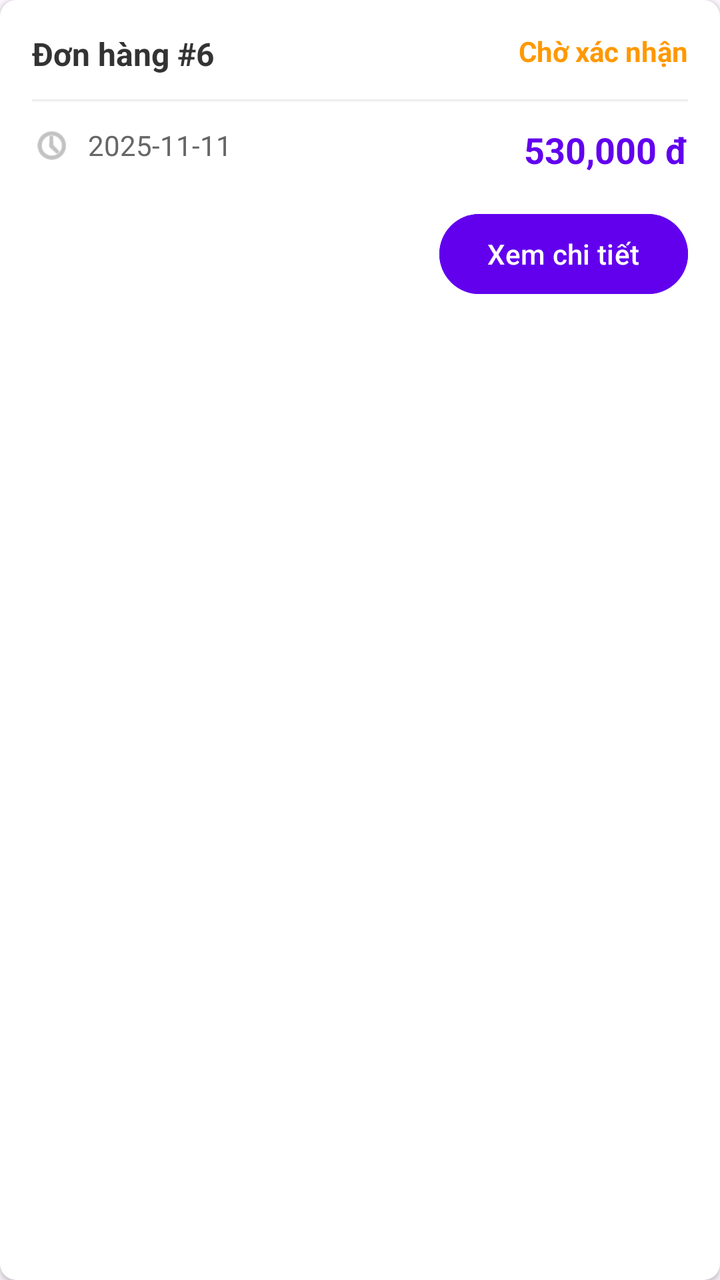
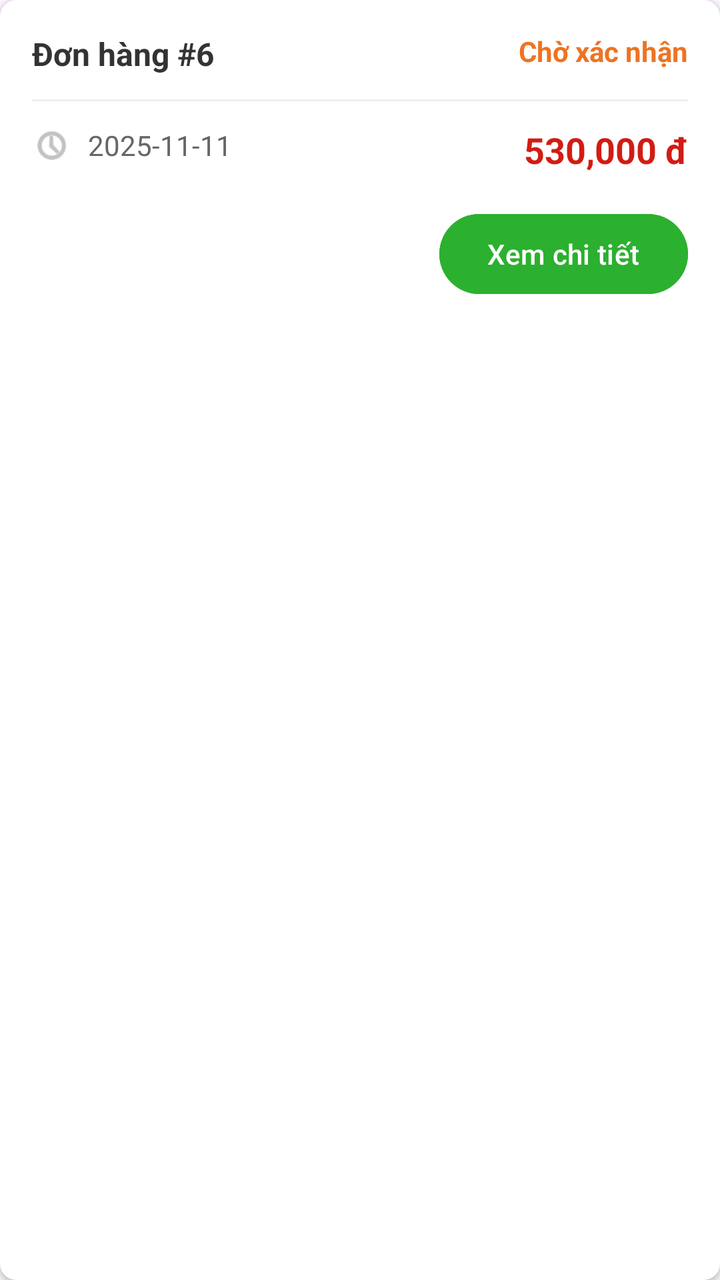

Screens rendered from an Android XML layout before and after an edit, with the pre-edit source and the edit as a unified diff.
<!-- AndroidManifest.xml: application theme Theme.BookApp -->
<!-- res/layout/item_user_order.xml -->
<?xml version="1.0" encoding="utf-8"?>
<androidx.cardview.widget.CardView xmlns:android="http://schemas.android.com/apk/res/android"
    xmlns:app="http://schemas.android.com/apk/res-auto"
    android:layout_width="match_parent"
    android:layout_height="wrap_content"
    android:layout_marginHorizontal="12dp"
    android:layout_marginVertical="6dp"
    app:cardCornerRadius="8dp"
    app:cardElevation="2dp">

    <LinearLayout
        android:layout_width="match_parent"
        android:layout_height="wrap_content"
        android:orientation="vertical"
        android:padding="16dp">

        <RelativeLayout
            android:layout_width="match_parent"
            android:layout_height="wrap_content">

            <TextView
                android:id="@+id/tvOrderId"
                android:layout_width="wrap_content"
                android:layout_height="wrap_content"
                android:text="Đơn hàng #6"
                android:textStyle="bold"
                android:textColor="#333333"
                android:textSize="16sp" />

            <TextView
                android:id="@+id/tvOrderStatus"
                android:layout_width="wrap_content"
                android:layout_height="wrap_content"
                android:layout_alignParentEnd="true"
                android:text="Chờ xác nhận"
                android:textStyle="bold"
                android:textColor="#FF9800"
                android:textSize="14sp" />
        </RelativeLayout>

        <View
            android:layout_width="match_parent"
            android:layout_height="1dp"
            android:background="#EEEEEE"
            android:layout_marginVertical="12dp" />

        <RelativeLayout
            android:layout_width="match_parent"
            android:layout_height="wrap_content">

            <LinearLayout
                android:layout_width="wrap_content"
                android:layout_height="wrap_content"
                android:orientation="horizontal"
                android:gravity="center_vertical">

                <ImageView
                    android:layout_width="20dp"
                    android:layout_height="20dp"
                    android:src="@android:drawable/ic_menu_recent_history"
                    app:tint="#999999" />

                <TextView
                    android:id="@+id/tvOrderDate"
                    android:layout_width="wrap_content"
                    android:layout_height="wrap_content"
                    android:layout_marginStart="8dp"
                    android:text="2025-11-11"
                    android:textColor="#666666" />
            </LinearLayout>

            <TextView
                android:id="@+id/tvTotalAmount"
                android:layout_width="wrap_content"
                android:layout_height="wrap_content"
                android:layout_alignParentEnd="true"
                android:text="530,000 đ"
                android:textStyle="bold"
                android:textColor="#6200EE"
                android:textSize="18sp" />
        </RelativeLayout>

        <LinearLayout
            android:id="@+id/layoutActions"
            android:layout_width="match_parent"
            android:layout_height="wrap_content"
            android:orientation="horizontal"
            android:gravity="end"
            android:layout_marginTop="16dp">

            <com.google.android.material.button.MaterialButton
                android:id="@+id/btnCancel"
                style="@style/Widget.MaterialComponents.Button.OutlinedButton"
                android:layout_width="wrap_content"
                android:layout_height="wrap_content"
                android:text="HỦY ĐƠN"
                android:textColor="#F44336"
                app:strokeColor="#F44336"
                android:visibility="gone"
                android:layout_marginEnd="8dp" />

            <com.google.android.material.button.MaterialButton
                android:id="@+id/btnReorder"
                style="@style/Widget.MaterialComponents.Button.OutlinedButton"
                android:layout_width="wrap_content"
                android:layout_height="wrap_content"
                android:text="MUA LẠI"
                android:textColor="#6200EE"
                app:strokeColor="#6200EE"
                android:visibility="gone"
                android:layout_marginEnd="8dp" />

            <com.google.android.material.button.MaterialButton
                android:id="@+id/btnDetails"
                android:layout_width="wrap_content"
                android:layout_height="wrap_content"
                android:text="Xem chi tiết"
                android:textAllCaps="false"
                android:backgroundTint="#6200EE"
                app:cornerRadius="24dp" />
        </LinearLayout>

    </LinearLayout>
</androidx.cardview.widget.CardView>
<!-- resources referenced by this layout -->
<resources>
  <style name="Theme.BookApp" parent="Base.Theme.BookApp" />
  <style name="Base.Theme.BookApp" parent="Theme.Material3.DayNight.NoActionBar">
          
          
      </style>
</resources>

<!-- the commit's change to res/layout/item_user_order.xml (unified diff, before → after) -->
@@ -34,7 +34,7 @@
                 android:layout_alignParentEnd="true"
                 android:text="Chờ xác nhận"
                 android:textStyle="bold"
-                android:textColor="#FF9800"
+                android:textColor="#ee7321"
                 android:textSize="14sp" />
         </RelativeLayout>
 
@@ -76,7 +76,7 @@
                 android:layout_alignParentEnd="true"
                 android:text="530,000 đ"
                 android:textStyle="bold"
-                android:textColor="#6200EE"
+                android:textColor="#d21c13"
                 android:textSize="18sp" />
         </RelativeLayout>
 
@@ -116,7 +116,7 @@
                 android:layout_height="wrap_content"
                 android:text="Xem chi tiết"
                 android:textAllCaps="false"
-                android:backgroundTint="#6200EE"
+                android:backgroundTint="#2cb02f"
                 app:cornerRadius="24dp" />
         </LinearLayout>
 
